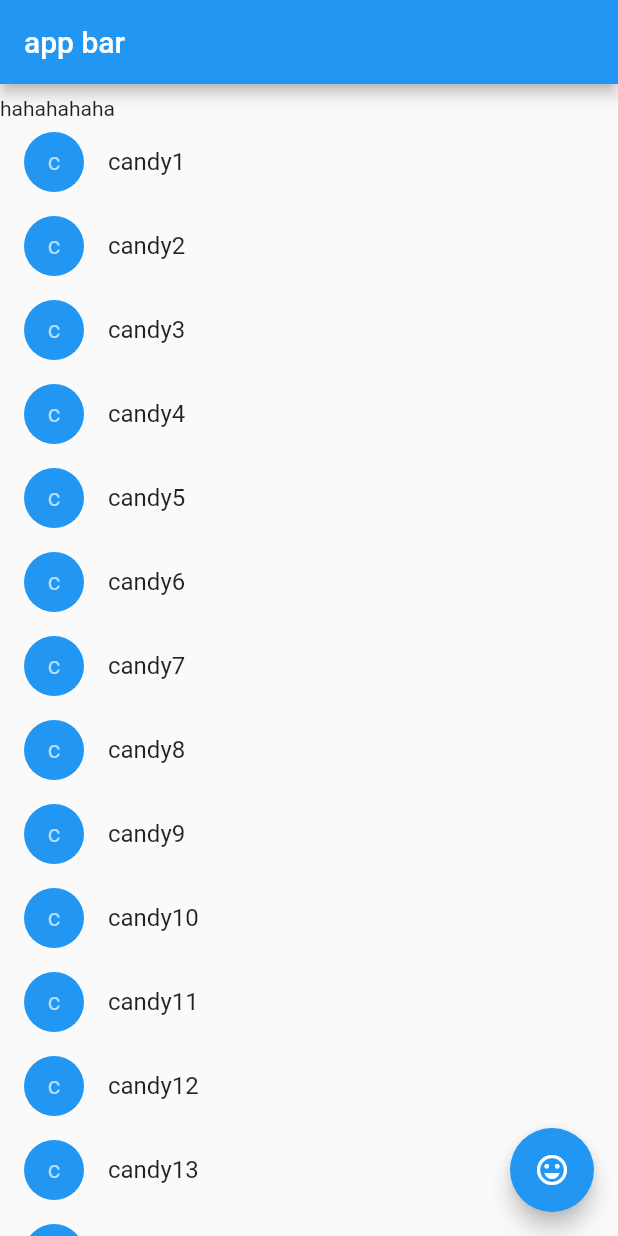
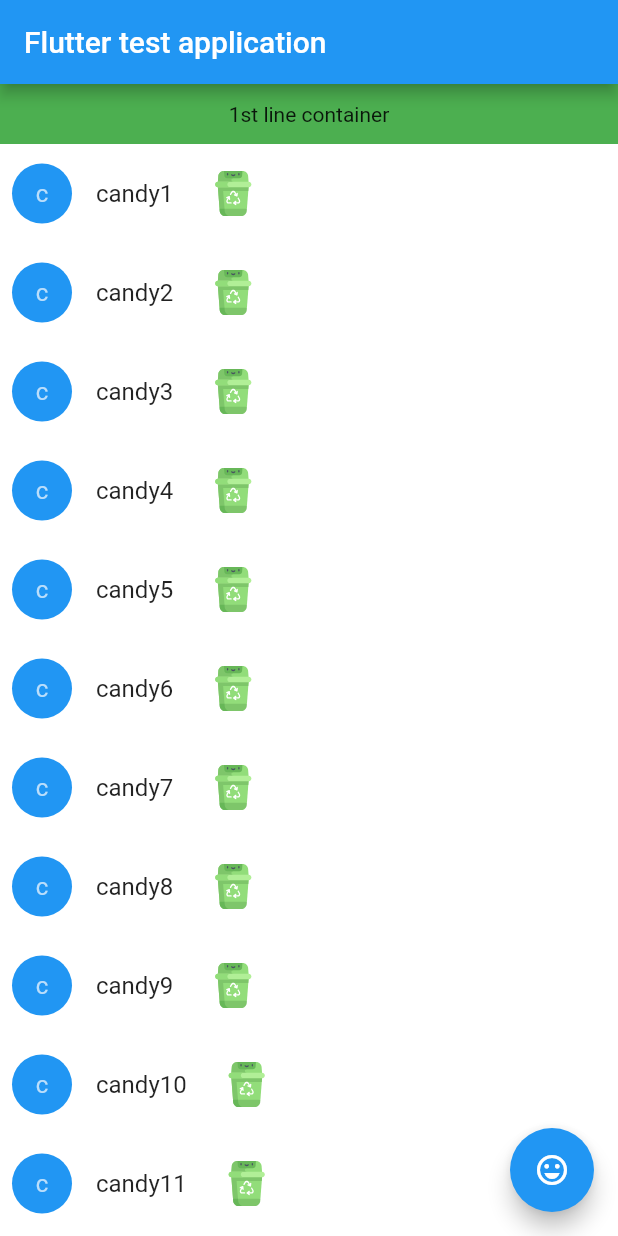
Before and after one commit to formicae/flutter_test, a Flutter app: the screen it shows after launch, on a phone screen of 412 x 824 dp. Run offline on Flutter 3.47's test engine with Material 2 defaults, Android fonts, the phone set to English and light mode, and no system bars; our stand-ins replace flutter_svg, fluttertoast.

Commit message:
on long press done, image upload done

```diff
--- a/lib/listview.dart
+++ b/lib/listview.dart
@@ -1,22 +1,34 @@
 import 'package:flutter/material.dart';
+import 'package:flutter_svg/flutter_svg.dart';
 
 class Product {
   final String name;
+
   const Product({this.name});
 }
 
 typedef void CartChangedCallback(Product product, bool inCart);
+typedef void BackgroundChangeCallback(Product product, bool isLongPressed);
 
 class ShoppingListItem extends StatelessWidget {
   final Product product;
   final bool inCart;
   final CartChangedCallback onCartChanged;
+  final bool isLongPressed;
+  final BackgroundChangeCallback onLongPressed;
+  BuildContext ctx;
 
-  ShoppingListItem({this.product, this.inCart, this.onCartChanged}) : super(key : ObjectKey(product));
+  ShoppingListItem({this.product, this.inCart, this.onCartChanged, this.isLongPressed, this.onLongPressed})
+      : super(key: ObjectKey(product));
 
-  Color _getColor(BuildContext context) {
+  Color _getCircleAvatarColor(BuildContext context) {
     return inCart ? Colors.black54 : Theme.of(context).primaryColor;
   }
+
+  Color _getBackgroundColor() {
+    return isLongPressed ? Colors.lightGreenAccent : Colors.white;
+  }
+
 
   TextStyle _getTextStyle(BuildContext context) {
     if (!inCart) return null;
@@ -28,23 +40,66 @@ class ShoppingListItem extends StatelessWidget {
 
   @override
   Widget build(BuildContext context) {
-    return ListTile(
-      onTap: () {
-        onCartChanged(product, inCart);
-      },
-      leading: CircleAvatar(
-        backgroundColor: _getColor(context),
-        child: Text(product.name[0]),
+    ctx = context;
+    return Ink(
+      // color: _getBackgroundColor(),
+      decoration: BoxDecoration(
+        color: _getBackgroundColor(),
       ),
-      title: Text(product.name, style: _getTextStyle(context),),
+      child: ListTile(
+        contentPadding: EdgeInsets.symmetric(horizontal: 8.0, vertical: 5.0),
+        onTap: () {
+          onCartChanged(product, inCart);
+        },
+        onLongPress: () {
+          print('hahaha ${product.name} / longPressed : $isLongPressed');
+          onLongPressed(product, isLongPressed);
+        },
+        leading: CircleAvatar(
+          backgroundColor: _getCircleAvatarColor(context),
+          child: Text(product.name[0]),
+        ),
+        title: Container(
+          alignment: Alignment.center,
+          child: Row(
+            crossAxisAlignment: CrossAxisAlignment.center,
+            children: <Widget>[
+              Container(
+                padding: EdgeInsets.only(right: 10.0),
+                child: Text(
+                  product.name,
+                  style: _getTextStyle(context),
+                ),
+              ),
+              Container(
+
+                padding: EdgeInsets.only(left: 10, bottom: 0),
+                child: SvgPicture.asset(
+                  'images/recycle-bin.svg',
+                  width: 40,
+                  height: 30,
+                ),
+              ),
+            ],
+          ),
+        ),
+      ),
     );
+  }
+
+  void showMessage(String msg) {
+    final snackbar = SnackBar(content: Text(msg));
+
+    Scaffold.of(ctx)
+      ..removeCurrentSnackBar()
+      ..showSnackBar(snackbar);
   }
 }
 
 class ShoppingList extends StatefulWidget {
   final List<Product> products;
 
-  const ShoppingList({Key key, this.products}) : super(key : key);
+  const ShoppingList({Key key, this.products}) : super(key: key);
 
   @override
   _ShoppingListState createState() => _ShoppingListState();
@@ -52,28 +107,53 @@ class ShoppingList extends StatefulWidget {
 
 class _ShoppingListState extends State<ShoppingList> {
   Set<Product> _shoppingCart = Set<Product>();
+  Set<Product> _longPressedList = Set<Product>();
 
   void _handleCartChanged(Product product, bool inCart) {
     setState(() {
-      if (!inCart) {_shoppingCart.add(product);}
-      else { _shoppingCart.remove(product);}
+      if (!inCart) {
+        _shoppingCart.add(product);
+      } else {
+        _shoppingCart.remove(product);
+      }
+    });
+  }
+
+  void _backgroundColorChange(Product product, bool isLongPressed) {
+    setState(() {
+      print(' long pressed!!  : $isLongPressed');
+      if (!isLongPressed) {
+        _longPressedList.add(product);
+      } else {
+        _longPressedList.remove(product);
+      }
     });
   }
 
   @override
   Widget build(BuildContext context) {
     return ListView.builder(
-      padding: EdgeInsets.symmetric(vertical: 8.0),
+      // padding: EdgeInsets.symmetric(vertical: 8.0),
       itemCount: widget.products.length + 1,
       itemBuilder: (BuildContext context, int index) {
         if (index == 0) {
-          return Text('hahahahaha');
+          return Center(
+            child: Container(
+              child: Text('1st line container'),
+              height: 40,
+              width: MediaQuery.of(context).size.width,
+              alignment: Alignment.center,
+              color: Colors.green,
+            ),
+          );
         } else {
           Product product = widget.products[index - 1];
           return ShoppingListItem(
             product: product,
             inCart: _shoppingCart.contains(product),
             onCartChanged: _handleCartChanged,
+            isLongPressed: _longPressedList.contains(product),
+            onLongPressed: _backgroundColorChange,
           );
         }
       },
--- a/lib/main.dart
+++ b/lib/main.dart
@@ -11,7 +11,7 @@ void main() {
     title: 'Shopping App',
     home: Scaffold(
       appBar: AppBar(
-        title: new Text('app bar'),
+        title: new Text('Flutter test application'),
       ),
       body: ShoppingListWidget(),
       floatingActionButton: FloatingActionButton(
--- a/pubspec.yaml
+++ b/pubspec.yaml
@@ -24,6 +24,7 @@ dependencies:
   flutter:
     sdk: flutter
   fluttertoast : ^4.0.1
+  flutter_svg: ^0.19.3
 
 
   # The following adds the Cupertino Icons font to your application.
@@ -46,8 +47,8 @@ flutter:
   uses-material-design: true
 
   # To add assets to your application, add an assets section, like this:
-  # assets:
-  #   - images/a_dot_burr.jpeg
+  assets:
+    - images/
   #   - images/a_dot_ham.jpeg
 
   # An image asset can refer to one or more resolution-specific "variants", see
```
Also changed, not shown: images/Lego_wood_man.png (added), images/recycle-bin.svg (added), pubspec.lock.
